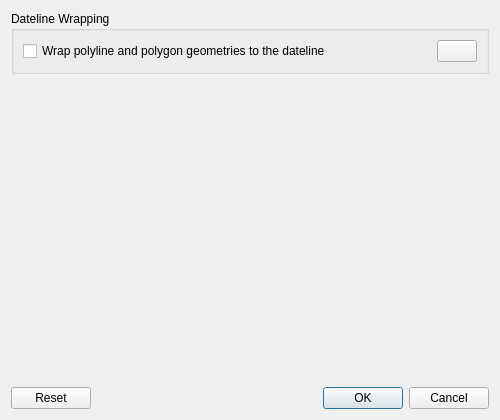
This is src/qt-widgets/ShapefileFileFormatConfigurationDialogUi.ui in GPlates/GPlates as Qt 5 draws it before an edit. The edited form follows.
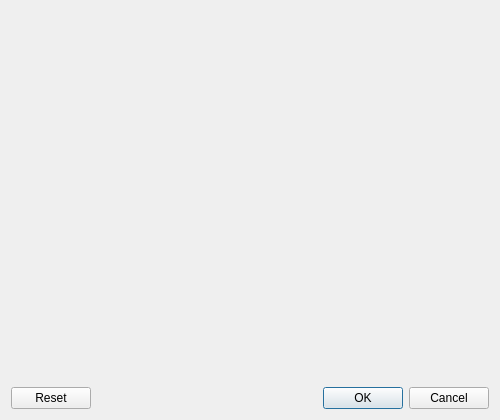
This is the edited form. Icons and pictures are not drawn.

Commit message: (trunk) Dateline wrap is now its own widget so can be reused (eg, in various export options).

Diff of the .ui file:
```diff
--- a/src/qt-widgets/ShapefileFileFormatConfigurationDialogUi.ui
+++ b/src/qt-widgets/ShapefileFileFormatConfigurationDialogUi.ui
@@ -21,47 +21,7 @@
   </property>
   <layout class="QVBoxLayout" name="verticalLayout" >
    <item>
-    <widget class="QGroupBox" name="groupBox_dateline_wrap" >
-     <property name="title" >
-      <string>Dateline Wrapping</string>
-     </property>
-     <layout class="QHBoxLayout" name="horizontalLayout" >
-      <item>
-       <widget class="QCheckBox" name="check_box_wrap_dateline" >
-        <property name="text" >
-         <string>Wrap polyline and polygon geometries to the dateline</string>
-        </property>
-        <property name="checked" >
-         <bool>false</bool>
-        </property>
-       </widget>
-      </item>
-      <item>
-       <spacer name="horizontalSpacer" >
-        <property name="orientation" >
-         <enum>Qt::Horizontal</enum>
-        </property>
-        <property name="sizeHint" stdset="0" >
-         <size>
-          <width>136</width>
-          <height>20</height>
-         </size>
-        </property>
-       </spacer>
-      </item>
-      <item>
-       <widget class="QPushButton" name="push_button_help_dateline_wrap" >
-        <property name="text" >
-         <string/>
-        </property>
-        <property name="icon" >
-         <iconset resource="../qt-resources/qt_widgets.qrc" >
-          <normaloff>:/human_help_browser_16.png</normaloff>:/human_help_browser_16.png</iconset>
-        </property>
-       </widget>
-      </item>
-     </layout>
-    </widget>
+    <widget class="QWidget" name="widget_shapefile_dateline_wrap" native="true"/>
    </item>
    <item>
     <widget class="QWidget" native="1" name="widget_shapefile_attribute" />
```
Left out of the diff: 33 changed lines with no effect on the pictures. The commit also changes 7 other files.
